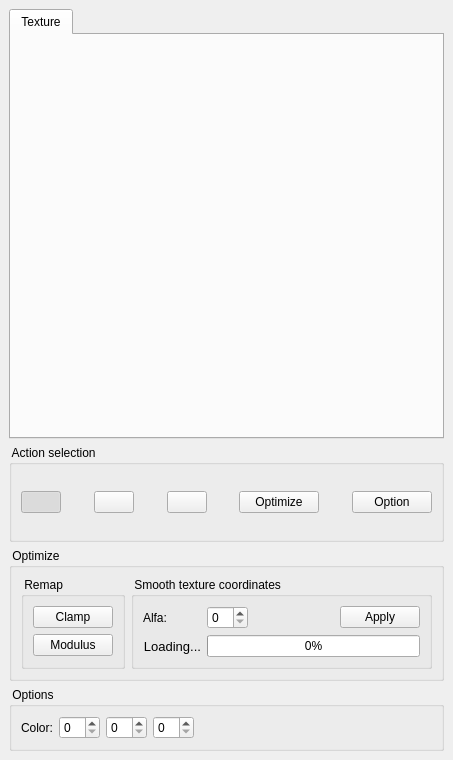
Before: the Qt Designer form src/fgt/edit_texture/textureeditor.ui in cnr-isti-vclab/meshlab, drawn with Qt 5.
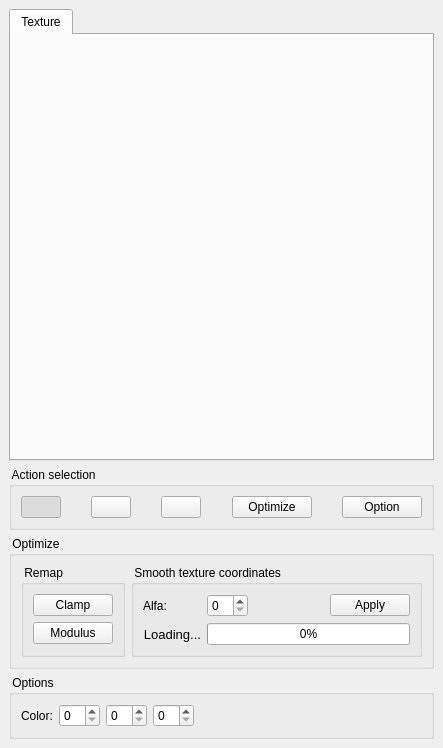
After: the same form once the commit is applied. Icons and pictures are not drawn.

Commit message: Finnally even scaling and rotation works with zoom. There's still a bug in the size of edit rectangle.

The edit to the form file:
```diff
--- a/src/fgt/edit_texture/textureeditor.ui
+++ b/src/fgt/edit_texture/textureeditor.ui
@@ -5,8 +5,8 @@
    <rect>
     <x>0</x>
     <y>0</y>
-    <width>453</width>
-    <height>760</height>
+    <width>443</width>
+    <height>748</height>
    </rect>
   </property>
   <property name="windowTitle" >
@@ -64,8 +64,8 @@
         </property>
         <property name="iconSize" >
          <size>
-          <width>48</width>
-          <height>48</height>
+          <width>32</width>
+          <height>32</height>
          </size>
         </property>
         <property name="checkable" >
@@ -83,8 +83,8 @@
         </property>
         <property name="sizeHint" >
          <size>
-          <width>16</width>
-          <height>56</height>
+          <width>40</width>
+          <height>20</height>
          </size>
         </property>
        </spacer>
@@ -110,8 +110,8 @@
         </property>
         <property name="iconSize" >
          <size>
-          <width>48</width>
-          <height>48</height>
+          <width>32</width>
+          <height>32</height>
          </size>
         </property>
         <property name="checkable" >
@@ -126,8 +126,8 @@
         </property>
         <property name="sizeHint" >
          <size>
-          <width>16</width>
-          <height>56</height>
+          <width>40</width>
+          <height>20</height>
          </size>
         </property>
        </spacer>
@@ -153,8 +153,8 @@
         </property>
         <property name="iconSize" >
          <size>
-          <width>48</width>
-          <height>48</height>
+          <width>32</width>
+          <height>32</height>
          </size>
         </property>
         <property name="checkable" >
@@ -169,8 +169,8 @@
         </property>
         <property name="sizeHint" >
          <size>
-          <width>16</width>
-          <height>56</height>
+          <width>40</width>
+          <height>20</height>
          </size>
         </property>
        </spacer>
@@ -200,8 +200,8 @@
         </property>
         <property name="sizeHint" >
          <size>
-          <width>16</width>
-          <height>56</height>
+          <width>40</width>
+          <height>20</height>
          </size>
         </property>
        </spacer>
```
The commit also changes 2 other files.
